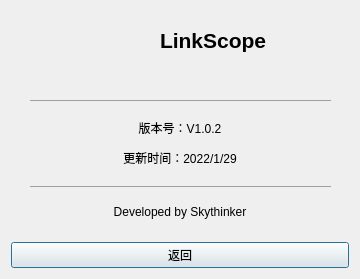
Before: the Qt Designer form aboutwindow.ui in Skythinker616/LinkScope, drawn with Qt 5.
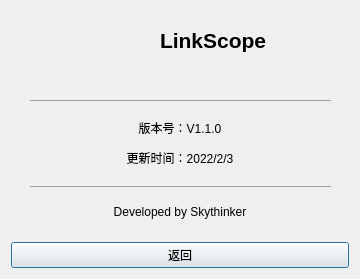
After: the same form once the commit is applied. Icons and pictures are not drawn.

Commit message: 增加串口模式及下位机代码；提升GDB执行速度；增加对"class"的展开支持；变量名匹配排除':'；修复选择窗口根节点展开出现成员变量名的问题；修复删除变量后GDB仍继续监视的问题；版本号更新至V1.1.0

Patch:
```diff
--- a/aboutwindow.ui
+++ b/aboutwindow.ui
@@ -91,7 +91,7 @@
       </sizepolicy>
      </property>
      <property name="text">
-      <string>&lt;html&gt;&lt;head/&gt;&lt;body&gt;&lt;hr width=&quot;300&quot;/&gt;&lt;p align=&quot;center&quot;&gt;版本号：V1.0.2&lt;/p&gt;&lt;p align=&quot;center&quot;&gt;更新时间：2022/1/29&lt;/p&gt;&lt;hr width=&quot;300&quot;/&gt;&lt;p align=&quot;center&quot;&gt;Developed by Skythinker&lt;/p&gt;&lt;/body&gt;&lt;/html&gt;</string>
+      <string>&lt;html&gt;&lt;head/&gt;&lt;body&gt;&lt;hr width=&quot;300&quot;/&gt;&lt;p align=&quot;center&quot;&gt;版本号：V1.1.0&lt;/p&gt;&lt;p align=&quot;center&quot;&gt;更新时间：2022/2/3&lt;/p&gt;&lt;hr width=&quot;300&quot;/&gt;&lt;p align=&quot;center&quot;&gt;Developed by Skythinker&lt;/p&gt;&lt;/body&gt;&lt;/html&gt;</string>
      </property>
     </widget>
    </item>
```
The commit also changes 18 other files.
